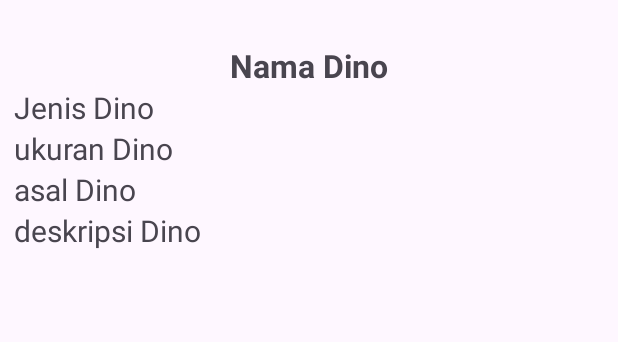
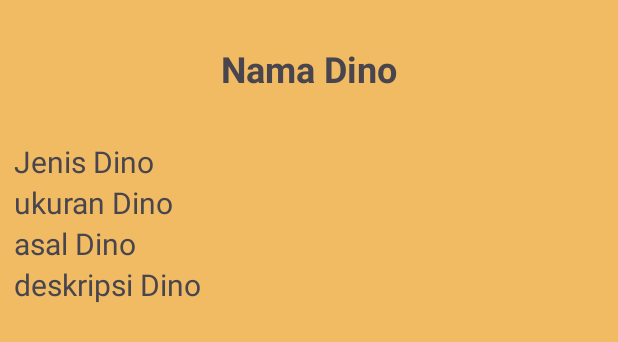
Before and after one commit to restianreza/tugas-besar-pab, an Android app: the layout activity_detail.xml on its own in the app's theme, with its tools: preview values and no code run, on a phone screen of 412 x 824 dp. Shown: the top 342 px of the screen. Run offline under Robolectric (Android 15) with nearby library versions, the light colour scheme and no system bars.

Commit message:
Update activity_detail.xml

```diff
--- a/app/src/main/res/layout/activity_detail.xml
+++ b/app/src/main/res/layout/activity_detail.xml
@@ -1,12 +1,21 @@
 <?xml version="1.0" encoding="utf-8"?>
-<LinearLayout xmlns:android="http://schemas.android.com/apk/res/android"
+<RelativeLayout xmlns:android="http://schemas.android.com/apk/res/android"
     xmlns:app="http://schemas.android.com/apk/res-auto"
     xmlns:tools="http://schemas.android.com/tools"
     android:layout_width="match_parent"
     android:layout_height="match_parent"
+    android:background="@color/color3"
+    tools:context=".Activity.DetailActivity">
+
+        <ScrollView
+            android:layout_width="match_parent"
+            android:layout_height="wrap_content">
+
+                <LinearLayout
+                    android:layout_width="match_parent"
+                    android:layout_height="wrap_content"
                     android:orientation="vertical"
-    android:layout_margin="9dp"
-    tools:context=".Activity.DetailActivity">
+                    android:layout_margin="9dp">
 
                         <TextView
                             android:id="@+id/tv_id"
@@ -23,7 +32,7 @@
                             android:layout_height="wrap_content"
                             android:layout_marginTop="20dp"
                             android:text="Nama Dino"
-            android:textSize="21sp"
+                            android:textSize="24sp"
                             android:textStyle="bold"/>
 
                         <TextView
@@ -31,6 +40,7 @@
                             android:layout_width="wrap_content"
                             android:layout_height="wrap_content"
                             android:text="Jenis Dino"
+                            android:layout_marginTop="32dp"
                             android:textSize="20sp"/>
 
                         <TextView
@@ -53,5 +63,7 @@
                             android:layout_height="wrap_content"
                             android:text="deskripsi Dino"
                             android:textSize="20sp"/>
+                </LinearLayout>
+        </ScrollView>
 
-</LinearLayout>
+</RelativeLayout>
```
Lines whose indentation alone changed are shown as unchanged.
